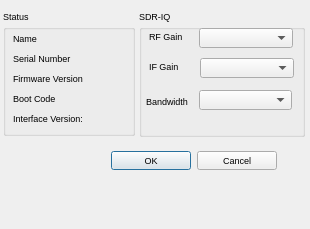
Above: SDRIQOptions.ui from oldscienceguy/PebbleSDR before the change. Below: the same form after it.
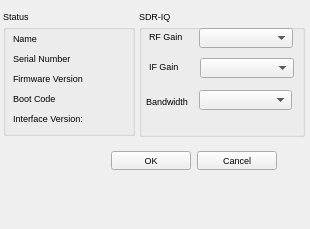
That is the form after the change.

Commit message: WIP on changing sdr specific options for dialog to widget and to work with new SDR options dialog

```diff
--- a/SDRIQOptions.ui
+++ b/SDRIQOptions.ui
@@ -1,7 +1,7 @@
 <?xml version="1.0" encoding="UTF-8"?>
 <ui version="4.0">
  <class>SDRIQOptions</class>
- <widget class="QDialog" name="SDRIQOptions">
+ <widget class="QWidget" name="SDRIQOptions">
   <property name="geometry">
    <rect>
     <x>0</x>
```
The commit also changes 9 other files.
